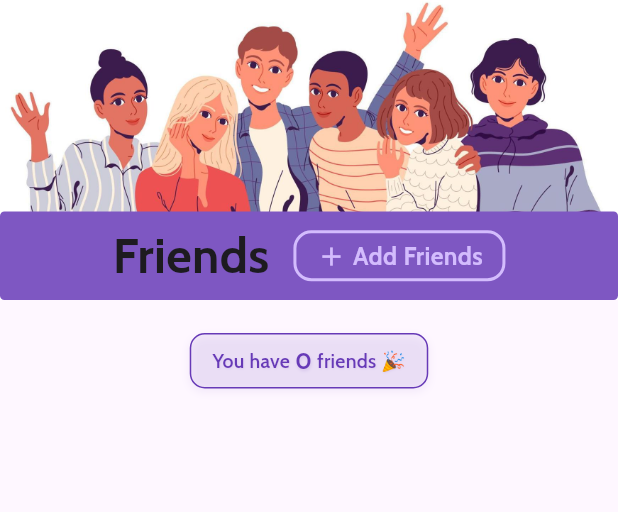
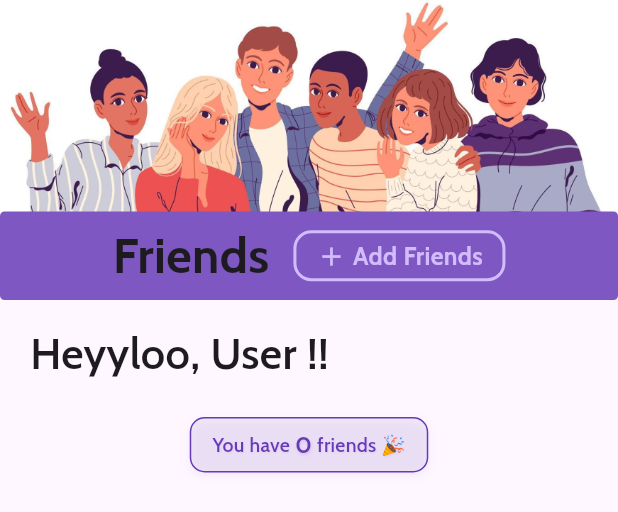
Before and after one commit to NISHANTTMAURYA/SplitKar, a Flutter app: the _FriendsListView widget shown alone on an empty page, opened directly with empty values, on a phone screen of 412 x 824 dp. Shown: the top 512 px of the screen. Run offline on Flutter 3.47's test engine with Material 3 defaults, Android fonts, the phone set to English and light mode, and no system bars; our stand-ins replace cached_network_image, flutter_secure_storage, google_fonts, google_sign_in, lottie, shared_preferences; accounts and stored records are empty; network calls fail.

Commit message:
font size and username

```diff
--- a/skapp/lib/pages/freinds.dart
+++ b/skapp/lib/pages/freinds.dart
@@ -2,10 +2,20 @@ import 'package:flutter/material.dart';
 import 'package:google_fonts/google_fonts.dart';
 import 'package:skapp/services/friends_service.dart';
 import 'package:skapp/services/friends_service.dart';
+import 'package:cached_network_image/cached_network_image.dart';
+import 'package:skapp/main.dart';
+import 'package:provider/provider.dart';
+
+
 class FreindsPage extends StatefulWidget {
   final GlobalKey<ScaffoldState> scaffoldKey;
   final PageController? pageController;
   final Function(bool) onFriendsListStateChanged;
+
+  // Define reusable text style
+  static TextStyle _getBaseTextStyle(double baseSize) => GoogleFonts.cabin(
+    fontSize: baseSize * 0.035,
+  );
 
   const FreindsPage({
     super.key,
@@ -39,7 +49,7 @@ class FreindsPage extends StatefulWidget {
     return Center(
       child: Text(
         'Kharcha share karo, dosti save karo!',
-        style: GoogleFonts.cabin(fontSize: baseSize * 0.035),
+        style: _getBaseTextStyle(baseSize),
       ),
     );
   }
@@ -103,30 +113,21 @@ class FreindsPage extends StatefulWidget {
 }
 
 class _FreindsPageState extends State<FreindsPage> {
-  // Example dynamic friends list (replace with your data source)
-  // @override
-  // void initState(){
-  //   super.initState();
-  //   FriendsService().getFriends();
-  // }
-  final List<String> friends = const [
-    "chaitu",
-    "nishant",
-    "arjun",
-    "meera",
-    "sana",
-    "rahul",
-    "zoya",
-    "amit",
-    "krish",
-    "riya",
-    "neha",
-    "kabir",
-    "tanvi",
-    "manav",
-    "isha",
-    "rohan",
-  ];
+  List<dynamic> _friends = [];
+
+  Future<void> callFriendsService() async {
+    final friends = await FriendsService().getFriends();
+    setState(() {
+      _friends = friends;
+    });
+  }
+
+  @override
+  void initState() {
+    // TODO: implement initState
+    super.initState();
+    callFriendsService();
+  }
 
   bool _isImagePreloaded = false;
 
@@ -146,24 +147,25 @@ class _FreindsPageState extends State<FreindsPage> {
   Widget build(BuildContext context) {
     final width = MediaQuery.of(context).size.width;
     final double height = MediaQuery.of(context).size.height;
-    final bool hasFriends = friends.isNotEmpty;
+    final bool hasFriends = _friends.isNotEmpty;
 
     WidgetsBinding.instance.addPostFrameCallback((_) {
       widget.onFriendsListStateChanged(hasFriends);
     });
 
     return Scaffold(
-      body: hasFriends
-          ? _FriendsListView(
-              friends: friends,
-              scaffoldKey: widget.scaffoldKey,
-              pageController: widget.pageController,
-            )
-          : _NoFriendsView(
-              onAddFriends: () {
-                FriendsService().getFriends();
-              },
-            ),
+      body: RefreshIndicator(
+        onRefresh:() async{
+      await callFriendsService();
+        },
+        child: hasFriends
+            ? _FriendsListView(
+                friends: _friends,
+                scaffoldKey: widget.scaffoldKey,
+                pageController: widget.pageController,
+              )
+            : _NoFriendsView(onAddFriends: () {}),
+      ),
     );
   }
 }
@@ -189,9 +191,39 @@ class _NoFriendsView extends StatelessWidget {
 }
 
 class _FriendsListView extends StatelessWidget {
-  final List<String> friends;
+  final List<dynamic> friends;
   final GlobalKey<ScaffoldState> scaffoldKey;
   final PageController? pageController;
+
+  // Define reusable text styles
+  TextStyle _getFriendNameStyle(double width) => GoogleFonts.cabin(
+    fontSize: width * 0.045,
+  );
+
+  TextStyle _getHeaderStyle(double width) => GoogleFonts.cabin(
+    fontSize: width * 0.08,
+    fontWeight: FontWeight.bold,
+  );
+
+  TextStyle _getGreetingStyle(double width) => GoogleFonts.cabin(
+    fontSize: width * 0.07,
+    fontWeight: FontWeight.w600,
+  );
+
+  TextStyle _getFriendCountStyle(bool isBold) => GoogleFonts.cabin(
+    fontWeight: isBold ? FontWeight.bold : FontWeight.w600,
+    fontSize: isBold ? 16 : 13,
+    color: Colors.deepPurple,
+    letterSpacing: isBold ? 0.5 : 0.2,
+    shadows: [
+      Shadow(
+        color: Colors.deepPurple.withOpacity(isBold ? 0.15 : 0.10),
+        blurRadius: isBold ? 2 : 1,
+        offset: Offset(0.5, 1),
+      ),
+    ],
+  );
+
   const _FriendsListView({
     required this.friends,
     required this.scaffoldKey,
@@ -203,13 +235,14 @@ class _FriendsListView extends StatelessWidget {
     final width = MediaQuery.of(context).size.width;
     final double height = MediaQuery.of(context).size.height;
     final double baseSize = width < height ? width : height;
-    final TextStyle friendNameStyle = GoogleFonts.cabin(
-      fontSize: width * 0.045,
-    );
-    final TextStyle headerTextStyle = GoogleFonts.cabin(
-      fontSize: width * 0.08,
-      fontWeight: FontWeight.bold,
-    );
+
+    // Get the styles for this build context
+    final friendNameStyle = _getFriendNameStyle(width);
+    final headerTextStyle = _getHeaderStyle(width);
+    final greetingStyle = _getGreetingStyle(width);
+    final friendCountRegularStyle = _getFriendCountStyle(false);
+    final friendCountBoldStyle = _getFriendCountStyle(true);
+
     final double buttonFontSize = width * 0.04;
     final double buttonIconSize = width * 0.05;
 
@@ -227,7 +260,37 @@ class _FriendsListView extends StatelessWidget {
         ),
         SliverToBoxAdapter(
           child: SizedBox(
-            height: 10,
+            height: 5,
+          ), // <-- This adds vertical space (16 pixels)
+        ),
+        SliverAppBar(
+          snap: true,
+          floating: true,
+          expandedHeight: 40,
+          backgroundColor: Colors.transparent,
+          elevation: 0,
+          flexibleSpace: SafeArea(
+            child: Padding(
+              padding: const EdgeInsets.symmetric(horizontal: 20.0, vertical: 10.0),
+              child: Row(
+                children: [
+                  Expanded(
+                    child: Text(
+                      'Heyyloo, ${context.watch<ProfileNotifier>().username ?? 'User'} !!',
+                      style: greetingStyle,
+                      overflow: TextOverflow.ellipsis,
+                      maxLines: 1,
+                    ),
+                  ),
+                ],
+              ),
+            ),
+          ),
+        ),
+
+        SliverToBoxAdapter(
+          child: SizedBox(
+            height: 5,
           ), // <-- This adds vertical space (16 pixels)
         ),
         SliverList(
@@ -246,12 +309,28 @@ class _FriendsListView extends StatelessWidget {
                 margin: const EdgeInsets.symmetric(vertical: 6),
                 child: ListTile(
                   leading: CircleAvatar(
+                    radius: 20, // or whatever size you want
                     backgroundColor: Theme.of(
                       context,
                     ).colorScheme.inversePrimary.withOpacity(0.7),
-                    child: Text(friends[index][0]),
+                    child: ClipOval(
+                      child: CachedNetworkImage(
+                        imageUrl: friends[index]['profile_picture_url'] ?? '',
+                        placeholder: (context, url) =>
+                            CircularProgressIndicator(strokeWidth: 1.5),
+                        errorWidget: (context, url, error) =>
+                            Icon(Icons.person),
+                        width: 50, // should match the CircleAvatar diameter
+                        height: 50,
+                        fit: BoxFit.cover,
+                      ),
+                    ),
                   ),
-                  title: Text(friends[index], style: friendNameStyle),
+
+                  title: Text(
+                    friends[index]['username']?.toString() ?? 'No Name',
+                    style: friendNameStyle,
+                  ),
                 ),
               ),
             );
@@ -283,51 +362,15 @@ class _FriendsListView extends StatelessWidget {
                   children: [
                     Text(
                       'You have ',
-                      style: GoogleFonts.cabin(
-                        fontWeight: FontWeight.w600,
-                        fontSize: 13,
-                        color: Colors.deepPurple,
-                        letterSpacing: 0.2,
-                        shadows: [
-                          Shadow(
-                            color: Colors.deepPurple.withOpacity(0.10),
-                            blurRadius: 1,
-                            offset: Offset(0.5, 1),
-                          ),
-                        ],
-                      ),
+                      style: friendCountRegularStyle,
                     ),
                     Text(
                       '${friends.length}',
-                      style: GoogleFonts.cabin(
-                        fontWeight: FontWeight.bold,
-                        fontSize: 16,
-                        color: Colors.deepPurple,
-                        letterSpacing: 0.5,
-                        shadows: [
-                          Shadow(
-                            color: Colors.deepPurple.withOpacity(0.15),
-                            blurRadius: 2,
-                            offset: Offset(0.5, 1),
-                          ),
-                        ],
-                      ),
+                      style: friendCountBoldStyle,
                     ),
                     Text(
                       ' friends 🎉',
-                      style: GoogleFonts.cabin(
-                        fontWeight: FontWeight.w600,
-                        fontSize: 13,
-                        color: Colors.deepPurple,
-                        letterSpacing: 0.2,
-                        shadows: [
-                          Shadow(
-                            color: Colors.deepPurple.withOpacity(0.10),
-                            blurRadius: 1,
-                            offset: Offset(0.5, 1),
-                          ),
-                        ],
-                      ),
+                      style: friendCountRegularStyle,
                     ),
                   ],
                 ),
@@ -414,9 +457,7 @@ class _FriendsHeaderDelegate extends SliverPersistentHeaderDelegate {
                       Flexible(
                         child: FreindsPage.addFriendsButton(
                           context,
-                          () {
-                            FriendsService().getFriends();
-                          },
+                          () {},
                           textStyle: headerTextStyle.copyWith(
                             fontSize: buttonFontSize,
                             fontWeight: FontWeight.w800,
```
Also changed, not shown: 1 other file.
